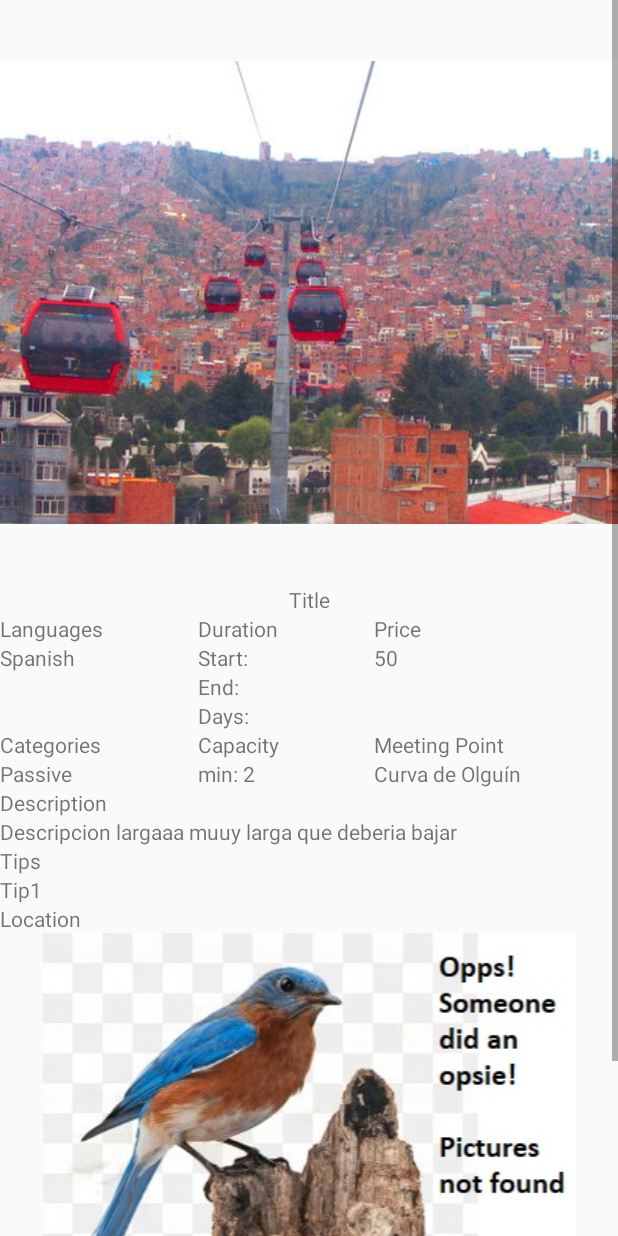
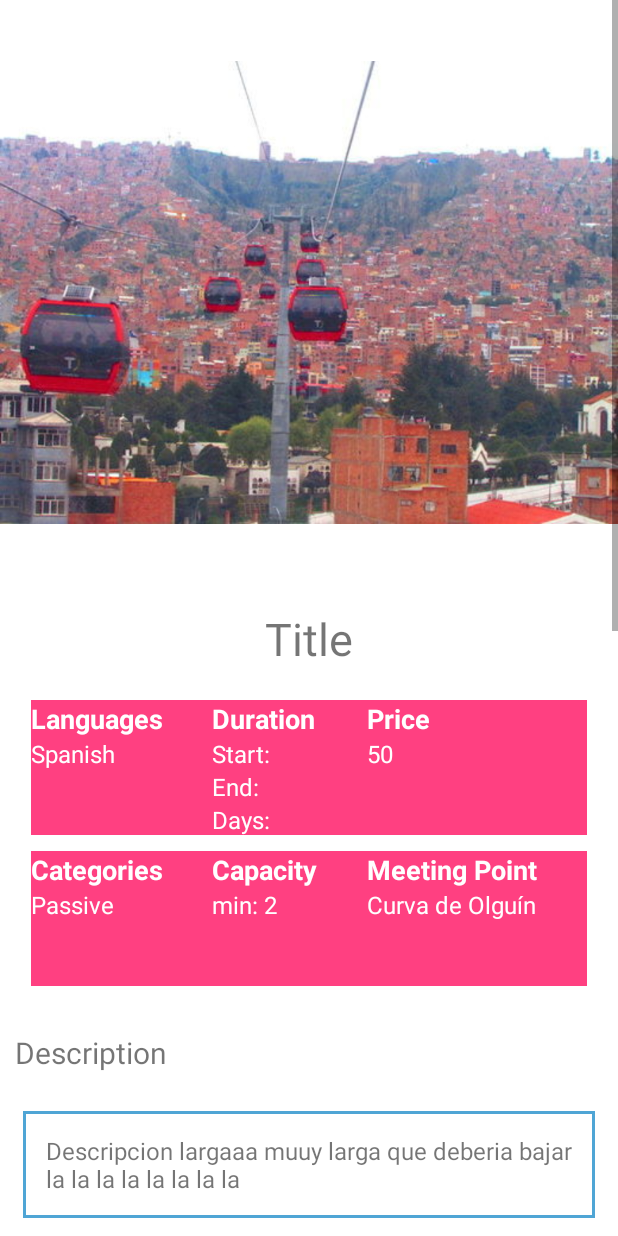
Before and after one commit to EValeriaAliagaTaborga/Travesia, an Android app: the layout fragment_tour_description.xml on its own in the app's theme, with its tools: preview values and no code run, on a phone screen of 412 x 824 dp. Run offline under Robolectric (Android 15) with nearby library versions, the phone set to English and light mode, and no system bars.

Commit message:
Tour and Book Fragments Style and Strings EN/ES

```diff
--- /dev/null
+++ b/app/src/main/res/drawable/backborder.xml
@@ -0,0 +1,4 @@
+<shape xmlns:android="http://schemas.android.com/apk/res/android" android:shape="rectangle" >
+    <solid android:color="@android:color/white" />
+    <stroke android:width="2dip" android:color="#4fa5d5"/>
+</shape>
--- a/app/src/main/res/layout/fragment_book.xml
+++ b/app/src/main/res/layout/fragment_book.xml
@@ -1,26 +1,38 @@
 <?xml version="1.0" encoding="utf-8"?>
 <LinearLayout xmlns:android="http://schemas.android.com/apk/res/android"
     android:orientation="vertical" android:layout_width="match_parent"
-    android:layout_height="match_parent">
+    android:layout_height="match_parent"
+    android:padding="30dp">
+
+    <LinearLayout
+        android:layout_width="match_parent"
+        android:layout_height="match_parent"
+        android:orientation="vertical"
+        android:background="@drawable/backborder"
+        android:padding="20dp">
 
         <TextView
             android:id="@+id/lblTourTitleBook"
+            style="@style/MoreFont.Title"
             android:layout_width="match_parent"
             android:layout_height="wrap_content"
-        android:text="Title" />
+            android:layout_marginBottom="30dp"
+            android:text="@string/lblBookTitle" />
 
         <TextView
             android:id="@+id/lblDateTitleBook"
             android:layout_width="match_parent"
             android:layout_height="wrap_content"
-        android:text="Date" />
+            android:text="@string/lblDate"
+            android:textSize="17dp" />
 
         <EditText
             android:id="@+id/txtDateBook"
             android:layout_width="match_parent"
             android:layout_height="wrap_content"
             android:ems="10"
-        android:inputType="none" />
+            android:inputType="none"
+            android:hint="Ex: 25/12/2019"/>
 
         <!--CalendarView
             android:id="@+id/calendarViewDateBook"
@@ -31,24 +43,34 @@
             android:id="@+id/lblQuantityTitleBook"
             android:layout_width="match_parent"
             android:layout_height="wrap_content"
-        android:text="Number of People" />
+            android:text="@string/lblNumberPeople"
+            android:textSize="17dp" />
 
         <EditText
             android:id="@+id/txtQuantityBook"
             android:layout_width="match_parent"
             android:layout_height="wrap_content"
             android:ems="10"
-        android:inputType="number" />
+            android:inputType="number"
+            android:hint="Ex: 5"/>
 
         <Button
             android:id="@+id/btnSendBook"
-        android:layout_width="match_parent"
+            android:layout_width="200dp"
             android:layout_height="wrap_content"
-        android:text="SEND" />
+            android:layout_gravity="center_horizontal"
+            android:layout_marginTop="30dp"
+            android:background="@color/colorAccent"
+            android:text="@string/btnBook"
+            android:textColor="#FFFFFF"
+            android:textSize="18dp" />
 
         <TextView
             android:id="@+id/lblMessage"
             android:layout_width="match_parent"
             android:layout_height="wrap_content"
-        android:text="El guia se contactara con usted" />
+            android:text="@string/lblContactYou" />
     </LinearLayout>
+
+
+</LinearLayout>
--- a/app/src/main/res/layout/fragment_tour_description.xml
+++ b/app/src/main/res/layout/fragment_tour_description.xml
@@ -8,7 +8,8 @@
     <LinearLayout
         android:layout_width="match_parent"
         android:layout_height="wrap_content"
-        android:orientation="vertical">
+        android:orientation="vertical"
+        android:background="#FFFFFF">
 
         <ImageView
             android:id="@+id/imgTour"
@@ -21,149 +22,200 @@
             android:layout_width="match_parent"
             android:layout_height="wrap_content"
             android:text="Title"
-            android:textAlignment="center"/>
+            android:textAlignment="center"
+            android:textSize="30dp"
+            android:layout_marginTop="15dp"/>
 
         <TableLayout
             android:layout_width="match_parent"
-            android:layout_height="match_parent">
+            android:layout_height="match_parent"
+            android:padding="10dp"
+            android:layout_margin="5dp"
+            >
 
             <TableRow
                 android:layout_width="match_parent"
-                android:layout_height="match_parent" >
+                android:layout_height="match_parent"
+                android:padding="5dp">
 
                 <LinearLayout
                     android:id="@+id/column1r1Tour"
-                    android:layout_width="wrap_content"
-                    android:layout_height="wrap_content"
+                    android:layout_width="match_parent"
+                    android:layout_height="90dp"
                     android:layout_weight="1"
-                    android:orientation="vertical">
+                    android:background="@color/colorAccent"
+                    android:orientation="vertical"
+                    >
 
                     <TextView
                         android:id="@+id/lblLanguagesTitle"
-                        android:layout_width="match_parent"
+                        android:layout_width="wrap_content"
                         android:layout_height="wrap_content"
-                        android:text="Languages" />
+                        android:text="@string/lblLanguages"
+                        android:textSize="18dp"
+                        android:textStyle="bold"
+                        android:textColor="#FFFFFF"/>
 
                     <TextView
                         android:id="@+id/lblLanguages"
-                        android:layout_width="match_parent"
+                        android:layout_width="wrap_content"
                         android:layout_height="wrap_content"
-                        android:text="Spanish" />
+                        android:text="Spanish"
+                        android:textSize="16dp"
+                        android:textColor="#FFFFFF"
+                        />
                 </LinearLayout>
 
                 <LinearLayout
                     android:id="@+id/column2r1Tour"
-                    android:layout_width="wrap_content"
-                    android:layout_height="wrap_content"
+                    android:layout_width="match_parent"
+                    android:layout_height="90dp"
                     android:layout_weight="1"
-                    android:orientation="vertical">
+                    android:orientation="vertical"
+                    android:background="@color/colorAccent">
 
                     <TextView
                         android:id="@+id/lblDurationTitle"
-                        android:layout_width="match_parent"
+                        android:layout_width="wrap_content"
                         android:layout_height="wrap_content"
-                        android:text="Duration" />
+                        android:text="@string/lblDuration"
+                        android:textSize="18dp"
+                        android:textStyle="bold"
+                        android:textColor="#FFFFFF"/>
 
                     <TextView
                         android:id="@+id/lblDurationStart"
-                        android:layout_width="match_parent"
+                        android:layout_width="wrap_content"
                         android:layout_height="wrap_content"
-                        android:text="Start: " />
+                        android:text="@string/lblStart"
+                        android:textSize="16dp"
+                        android:textColor="#FFFFFF"/>
                     <TextView
                         android:id="@+id/lblDurationEnd"
-                        android:layout_width="match_parent"
+                        android:layout_width="wrap_content"
                         android:layout_height="wrap_content"
-                        android:text="End: " />
+                        android:text="@string/lblEnd"
+                        android:textSize="16dp"
+                        android:textColor="#FFFFFF"/>
                     <TextView
                         android:id="@+id/lblDurationDays"
-                        android:layout_width="match_parent"
+                        android:layout_width="wrap_content"
                         android:layout_height="wrap_content"
-                        android:text="Days: " />
+                        android:text="@string/lblDays"
+                        android:textSize="16dp"
+                        android:textColor="#FFFFFF"/>
                 </LinearLayout>
 
                 <LinearLayout
                     android:id="@+id/column3r1Tour"
-                    android:layout_width="wrap_content"
-                    android:layout_height="wrap_content"
+                    android:layout_width="match_parent"
+                    android:layout_height="90dp"
                     android:layout_weight="1"
-                    android:orientation="vertical">
+                    android:orientation="vertical"
+                    android:background="@color/colorAccent">
 
                     <TextView
                         android:id="@+id/lblPriceTitle"
-                        android:layout_width="match_parent"
+                        android:layout_width="wrap_content"
                         android:layout_height="wrap_content"
-                        android:text="Price" />
+                        android:text="@string/lblPrice"
+                        android:textSize="18dp"
+                        android:textStyle="bold"
+                        android:textColor="#FFFFFF"/>
 
                     <TextView
                         android:id="@+id/lblPrice"
-                        android:layout_width="match_parent"
+                        android:layout_width="wrap_content"
                         android:layout_height="wrap_content"
-                        android:text="50" />
+                        android:text="50"
+                        android:textSize="16dp"
+                        android:textColor="#FFFFFF"/>
                 </LinearLayout>
             </TableRow>
 
             <TableRow
                 android:layout_width="match_parent"
-                android:layout_height="match_parent" >
+                android:layout_height="match_parent"
+                android:padding="5dp">
 
                 <LinearLayout
                     android:id="@+id/column1r2Tour"
-                    android:layout_width="wrap_content"
-                    android:layout_height="wrap_content"
+                    android:layout_width="match_parent"
+                    android:layout_height="90dp"
                     android:layout_weight="1"
-                    android:orientation="vertical">
+                    android:orientation="vertical"
+                    android:background="@color/colorAccent">
 
                     <TextView
                         android:id="@+id/lblCategoriesTitle"
-                        android:layout_width="match_parent"
+                        android:layout_width="wrap_content"
                         android:layout_height="wrap_content"
-                        android:text="Categories" />
+                        android:text="@string/lblCategories"
+                        android:textSize="18dp"
+                        android:textStyle="bold"
+                        android:textColor="#FFFFFF"/>
 
                     <TextView
                         android:id="@+id/lblCategories"
-                        android:layout_width="match_parent"
+                        android:layout_width="wrap_content"
                         android:layout_height="wrap_content"
-                        android:text="Passive" />
+                        android:text="Passive"
+                        android:textSize="16dp"
+                        android:textColor="#FFFFFF"/>
                 </LinearLayout>
 
                 <LinearLayout
                     android:id="@+id/column2r2Tour"
-                    android:layout_width="wrap_content"
-                    android:layout_height="wrap_content"
+                    android:layout_width="match_parent"
+                    android:layout_height="90dp"
                     android:layout_weight="1"
-                    android:orientation="vertical">
+                    android:orientation="vertical"
+                    android:background="@color/colorAccent">
 
                     <TextView
                         android:id="@+id/lblCapacityTitle"
-                        android:layout_width="match_parent"
+                        android:layout_width="wrap_content"
                         android:layout_height="wrap_content"
-                        android:text="Capacity" />
+                        android:text="@string/lblCapacity"
+                        android:textSize="18dp"
+                        android:textStyle="bold"
+                        android:textColor="#FFFFFF"/>
 
                     <TextView
                         android:id="@+id/lblCapacity"
-                        android:layout_width="match_parent"
+                        android:layout_width="wrap_content"
                         android:layout_height="wrap_content"
-                        android:text="min: 2" />
+                        android:text="min: 2"
+                        android:textSize="16dp"
+                        android:textColor="#FFFFFF"/>
                 </LinearLayout>
 
                 <LinearLayout
                     android:id="@+id/column3r2Tour"
-                    android:layout_width="wrap_content"
-                    android:layout_height="wrap_content"
+                    android:layout_width="match_parent"
+                    android:layout_height="90dp"
                     android:layout_weight="1"
-                    android:orientation="vertical">
+                    android:orientation="vertical"
+                    android:background="@color/colorAccent">
 
                     <TextView
                         android:id="@+id/lblMeetingPointTitle"
-                        android:layout_width="match_parent"
+                        android:layout_width="wrap_content"
                         android:layout_height="wrap_content"
-                        android:text="Meeting Point" />
+                        android:text="@string/lblMeeting"
+                        android:textSize="18dp"
+                        android:textStyle="bold"
+                        android:textColor="#FFFFFF"/>
 
                     <TextView
                         android:id="@+id/lblMeetingPoint"
-                        android:layout_width="match_parent"
+                        android:layout_width="wrap_content"
                         android:layout_height="wrap_content"
-                        android:text="Curva de Olguín" />
+                        android:text="Curva de Olguín"
+                        android:maxLines="4"
+                        android:textSize="16dp"
+                        android:textColor="#FFFFFF"/>
+
                 </LinearLayout>
             </TableRow>
 
@@ -173,64 +225,102 @@
             android:id="@+id/lblDescriptionTitle"
             android:layout_width="match_parent"
             android:layout_height="wrap_content"
-            android:text="Description" />
+            android:text="@string/lblDescriptionTitle"
+            android:textSize="20dp"
+            android:padding="10dp"/>
 
         <TextView
             android:id="@+id/lblDescription"
             android:layout_width="match_parent"
             android:layout_height="wrap_content"
-            android:text="Descripcion largaaa muuy larga que deberia bajar" />
+            android:text="Descripcion largaaa muuy larga que deberia bajar la la la la la la la la"
+            android:maxLines="15"
+            android:textSize="16dp"
+            android:padding="15dp"
+            android:layout_margin="15dp"
+            android:background="@drawable/backborder"
+            />
 
         <TextView
             android:id="@+id/lblTipsTitle"
             android:layout_width="match_parent"
             android:layout_height="wrap_content"
-            android:text="Tips" />
+            android:text="@string/lblTipsTitle"
+            android:textSize="20dp"
+            android:padding="10dp"/>
 
         <TextView
             android:id="@+id/lblTips"
             android:layout_width="match_parent"
             android:layout_height="wrap_content"
-            android:text="Tip1" />
+            android:text="Tip1"
+            android:maxLines="10"
+            android:textSize="16dp"
+            android:padding="15dp"
+            android:layout_margin="15dp"
+            android:background="@drawable/backborder"/>
 
         <TextView
             android:id="@+id/lblLocationTitle"
             android:layout_width="match_parent"
             android:layout_height="wrap_content"
-            android:text="Location" />
+            android:text="@string/lblLocationTitle"
+            android:textSize="20dp"
+            android:padding="10dp"/>
 
         <ImageView
             android:id="@+id/imgLocation"
-            android:layout_width="match_parent"
-            android:layout_height="wrap_content"
+            android:layout_width="400dp"
+            android:layout_height="400dp"
+            android:layout_gravity="center_horizontal"
             app:srcCompat="@drawable/default_image" />
 
         <TextView
             android:id="@+id/lblGuideTitle"
             android:layout_width="match_parent"
             android:layout_height="wrap_content"
-            android:text="Guide" />
+            android:text="@string/lblGuideTitle"
+            android:textSize="23dp"
+            android:padding="10dp"/>
+
+        <LinearLayout
+            android:layout_width="match_parent"
+            android:layout_height="match_parent"
+            android:orientation="horizontal"
+            >
 
             <TextView
                 android:id="@+id/lblGuide"
-            android:layout_width="match_parent"
+                android:layout_width="wrap_content"
                 android:layout_height="wrap_content"
-            android:text="Taylor Guide" />
+                android:text="Taylor Guide"
+                android:maxLines="3"
+                android:textSize="20dp"
+                android:padding="10dp"/>
 
             <RatingBar
                 android:id="@+id/rating"
                 android:layout_width="wrap_content"
                 android:layout_height="wrap_content"
-            style="?android:attr/ratingBarStyleSmall"
+                style="?android:attr/ratingBarStyleIndicator"
                 android:numStars="5"
                 android:stepSize="0.1"
                 android:isIndicator="true" />
 
+        </LinearLayout>
+
+
         <Button
             android:id="@+id/btnBook"
-            android:layout_width="wrap_content"
-            android:layout_height="wrap_content"
-            android:text="BOOK" />
+            android:layout_width="200dp"
+            android:layout_height="60dp"
+            android:text="@string/btnBook"
+            android:textAlignment="center"
+            android:textSize="20dp"
+            android:layout_gravity="center_horizontal"
+            android:background="@color/colorPrimaryDark"
+            android:textColor="#FFFFFF"
+            android:layout_marginTop="50dp"/>
 
 
     </LinearLayout>
--- a/app/src/main/res/values/strings.xml
+++ b/app/src/main/res/values/strings.xml
@@ -44,5 +44,25 @@
     <string name="lblOr">OR</string>
 
     <string name="buttonSignUp">SIGN UP</string>
+    <string name="lblLanguages">Languages</string>
+    <string name="lblDuration">Duration</string>
+    <string name="lblStart">Start: </string>
+    <string name="lblEnd">End: </string>
+    <string name="lblDays">Days: </string>
+    <string name="lblPrice">Price</string>
+    <string name="lblCategories">Categories</string>
+    <string name="lblCapacity">Capacity</string>
+    <string name="lblMeeting">Meeting Point</string>
+    <string name="lblDescriptionTitle">Description</string>
+    <string name="lblTipsTitle">Tips</string>
+    <string name="lblLocationTitle">Location</string>
+    <string name="lblGuideTitle">Guide Info</string>
+    <string name="btnBook">BOOK</string>
+
+
+    <string name="lblBookTitle">Let\'s book it!</string>
+    <string name="lblDate">Date</string>
+    <string name="lblNumberPeople">Number of People</string>
+    <string name="lblContactYou">Your guide will contact you for other important details.</string>
 
 </resources>
```
Also changed, not shown: 1 other file. Lines whose indentation alone changed are shown as unchanged.
